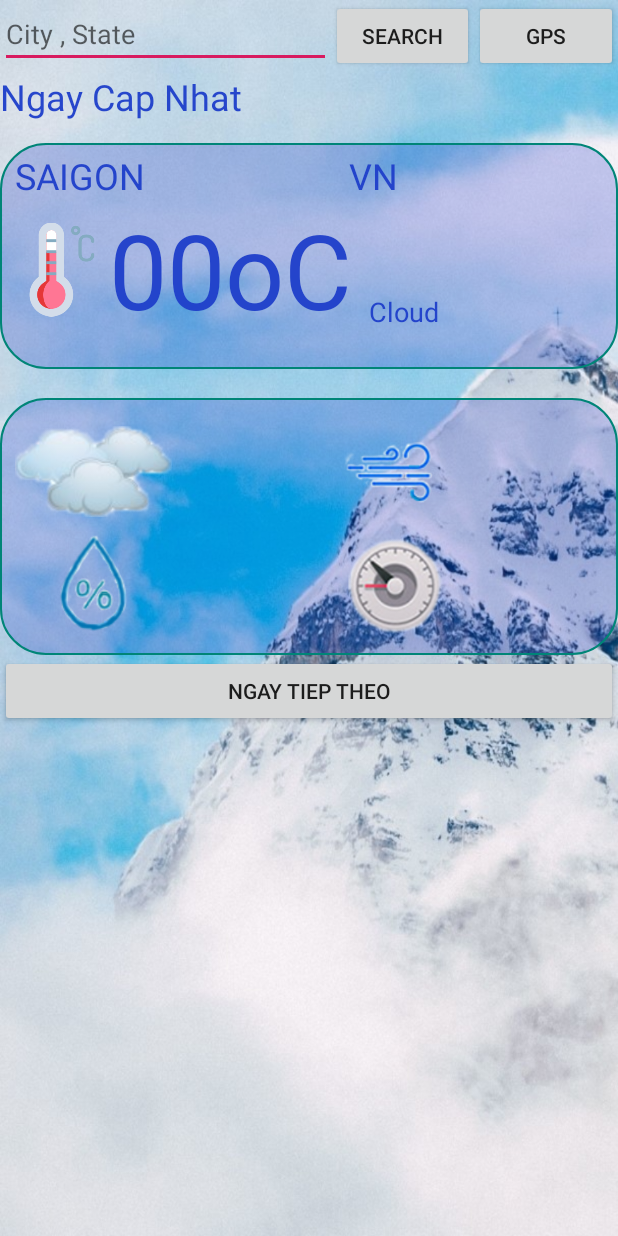
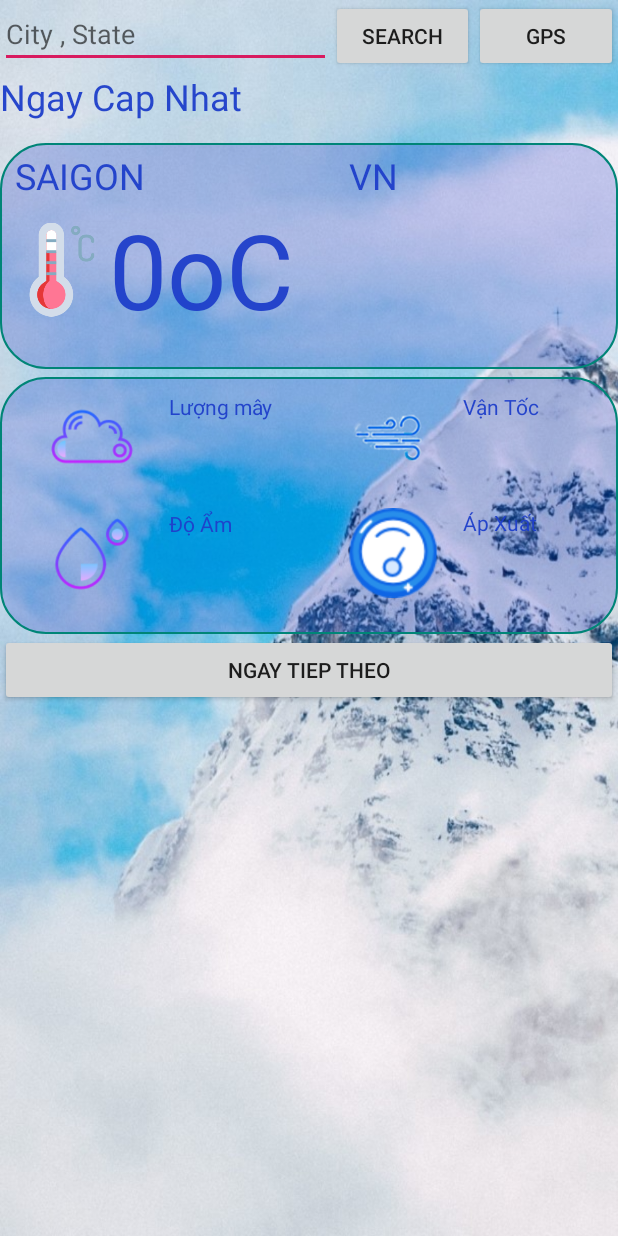
Before and after one commit to khuongvo50/YourWeather, an Android app: the MainActivity screen opened directly, with no data from a screen before it, on a phone screen of 412 x 824 dp. Run offline under Robolectric (Android 15) with nearby library versions, the phone set to English and light mode, and no system bars; our stand-ins replace Picasso, Volley; pictures from the network do not load.

Commit message:
cckhãas

```diff
--- a/app/src/main/java/com/example/yourweather/MainActivity.java
+++ b/app/src/main/java/com/example/yourweather/MainActivity.java
@@ -222,7 +222,7 @@ public class MainActivity extends AppCompatActivity {
 
                             long l = Long.valueOf(day);
                             java.util.Date date = new Date(l * 1000L);
-                            SimpleDateFormat simpleDateFormat = new SimpleDateFormat("EEEE yyyy-MM-dd HH-mm-ss");
+                            SimpleDateFormat simpleDateFormat = new SimpleDateFormat("EEEE yyyy MM dd HH-mm-ss");
                             String Day = simpleDateFormat.format(date);
                             txtDay.setText(Day);
 
--- a/app/src/main/res/layout/activity_main.xml
+++ b/app/src/main/res/layout/activity_main.xml
@@ -127,7 +127,7 @@
                                 android:id="@+id/textviewTemp"
                                 android:layout_width="173dp"
                                 android:layout_height="wrap_content"
-                                android:text="00oC"
+                                android:text="0oC"
                                 android:textColor="@color/colorText"
                                 android:textSize="69sp" />
                         </LinearLayout>
@@ -135,7 +135,8 @@
                     </LinearLayout>
 
                     <LinearLayout
-                        android:layout_width="126dp"
+                        android:id="@+id/IconWeather"
+                        android:layout_width="142dp"
                         android:layout_height="87dp"
                         android:orientation="horizontal">
 
@@ -153,7 +154,6 @@
                                 android:id="@+id/textviewStatus"
                                 android:layout_width="match_parent"
                                 android:layout_height="wrap_content"
-                                android:text="Cloud"
                                 android:textColor="@color/colorText"
                                 android:textSize="18sp" />
                         </LinearLayout>
@@ -168,7 +168,7 @@
 
     <TextView
         android:layout_width="match_parent"
-        android:layout_height="wrap_content" />
+        android:layout_height="5dp" />
 
     <LinearLayout
         android:id="@+id/chitiet"
@@ -190,41 +190,86 @@
 
 
                 <LinearLayout
+                    android:id="@+id/Mây"
                     android:layout_width="match_parent"
                     android:layout_height="78dp"
                     android:orientation="horizontal">
 
-                    <ImageView
-                        android:id="@+id/imageView"
-                        android:layout_width="4dp"
+                    <LinearLayout
+                        android:layout_width="match_parent"
                         android:layout_height="match_parent"
                         android:layout_weight="1"
-                        app:srcCompat="@drawable/may" />
+                        android:orientation="horizontal">
 
-                    <TextView
-                        android:id="@+id/textviewCloud"
-                        android:layout_width="wrap_content"
-                        android:layout_height="wrap_content"
-                        android:layout_weight="1" />
+                        <ImageView
+                            android:layout_width="2dp"
+                            android:layout_height="59dp"
+                            android:layout_weight="1"
+                            app:srcCompat="@drawable/cloud" />
                     </LinearLayout>
 
                     <LinearLayout
                         android:layout_width="match_parent"
+                        android:layout_height="match_parent"
+                        android:layout_weight="1"
+                        android:orientation="vertical">
+
+                        <TextView
+                            android:layout_width="match_parent"
+                            android:layout_height="25dp"
+                            android:text="Lượng mây"
+                            android:textColor="@color/colorText"
+                            android:textSize="14sp" />
+
+                        <TextView
+                            android:id="@+id/textviewCloud"
+                            android:layout_width="match_parent"
+                            android:layout_height="wrap_content"
+                            android:textColor="@color/colorText"
+                            android:layout_weight="1" />
+                    </LinearLayout>
+
+                </LinearLayout>
+
+                <LinearLayout
+                    android:id="@+id/DoAm"
+                    android:layout_width="match_parent"
                     android:layout_height="wrap_content"
                     android:orientation="horizontal">
 
+                    <LinearLayout
+                        android:layout_width="match_parent"
+                        android:layout_height="match_parent"
+                        android:layout_weight="1">
+
                         <ImageView
-                        android:id="@+id/imageView3"
-                        android:layout_width="10dp"
-                        android:layout_height="wrap_content"
+                            android:layout_width="9dp"
+                            android:layout_height="60dp"
                             android:layout_weight="1"
-                        app:srcCompat="@drawable/doam" />
+                            app:srcCompat="@drawable/water" />
+                    </LinearLayout>
+
+                    <LinearLayout
+                        android:layout_width="match_parent"
+                        android:layout_height="match_parent"
+                        android:layout_weight="1"
+                        android:orientation="vertical">
+
+                        <TextView
+                            android:layout_width="match_parent"
+                            android:layout_height="25dp"
+                            android:text="Độ Ẩm"
+                            android:textColor="@color/colorText"
+                            android:textSize="14sp" />
 
                         <TextView
                             android:id="@+id/textviewhumidity"
-                        android:layout_width="wrap_content"
+                            android:layout_width="match_parent"
                             android:layout_height="wrap_content"
+                            android:textColor="@color/colorText"
                             android:layout_weight="1" />
+                    </LinearLayout>
+
                 </LinearLayout>
             </LinearLayout>
 
@@ -234,43 +279,87 @@
                 android:orientation="vertical">
 
                 <LinearLayout
+                    android:id="@+id/Gio"
                     android:layout_width="match_parent"
                     android:layout_height="77dp"
                     android:orientation="horizontal">
 
 
+                    <LinearLayout
+                        android:layout_width="match_parent"
+                        android:layout_height="match_parent"
+                        android:layout_weight="1"
+                        android:orientation="horizontal">
+
                         <ImageView
-                        android:id="@+id/imageView4"
                             android:layout_width="6dp"
-                        android:layout_height="wrap_content"
+                            android:layout_height="60dp"
                             android:layout_weight="1"
                             app:srcCompat="@drawable/gio0" />
+                    </LinearLayout>
+
+                    <LinearLayout
+                        android:layout_width="match_parent"
+                        android:layout_height="match_parent"
+                        android:layout_weight="1"
+                        android:orientation="vertical">
+
+                        <TextView
+                            android:layout_width="match_parent"
+                            android:layout_height="25dp"
+                            android:text="Vận Tốc"
+                            android:textColor="@color/colorText"
+                            android:textSize="14sp" />
 
                         <TextView
                             android:id="@+id/textviewWind"
                             android:layout_width="wrap_content"
                             android:layout_height="wrap_content"
+                            android:textColor="@color/colorText"
                             android:layout_weight="1" />
+                    </LinearLayout>
 
                 </LinearLayout>
 
                 <LinearLayout
                     android:layout_width="match_parent"
-                    android:layout_height="wrap_content"
+                    android:layout_height="74dp"
+                    android:orientation="horizontal">
+
+                    <LinearLayout
+                        android:layout_width="match_parent"
+                        android:layout_height="match_parent"
+                        android:layout_weight="1"
                         android:orientation="horizontal">
 
                         <ImageView
-                        android:id="@+id/imageView5"
-                        android:layout_width="11dp"
-                        android:layout_height="wrap_content"
+                            android:layout_width="9dp"
+                            android:layout_height="60dp"
                             android:layout_weight="1"
-                        app:srcCompat="@drawable/apxuat" />
+                            app:srcCompat="@drawable/pressure" />
+                    </LinearLayout>
+
+                    <LinearLayout
+                        android:layout_width="match_parent"
+                        android:layout_height="match_parent"
+                        android:layout_weight="1"
+                        android:orientation="vertical">
+
+                        <TextView
+                            android:layout_width="match_parent"
+                            android:layout_height="25dp"
+                            android:text="Áp Xuất"
+                            android:textColor="@color/colorText"
+                            android:textSize="14sp" />
 
                         <TextView
                             android:id="@+id/txtgrnd"
-                        android:layout_width="wrap_content"
+                            android:layout_width="match_parent"
                             android:layout_height="wrap_content"
+                            android:textColor="@color/colorText"
                             android:layout_weight="1" />
+                    </LinearLayout>
+
                 </LinearLayout>
             </LinearLayout>
         </LinearLayout>
```
Lines whose indentation alone changed are shown as unchanged.
